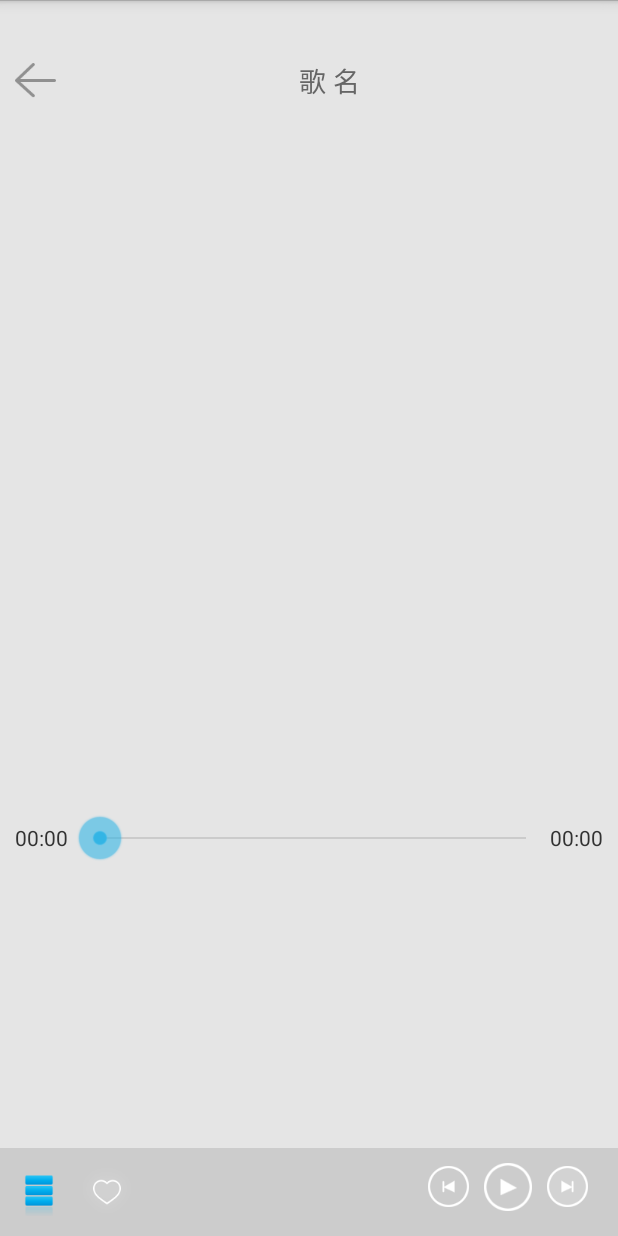
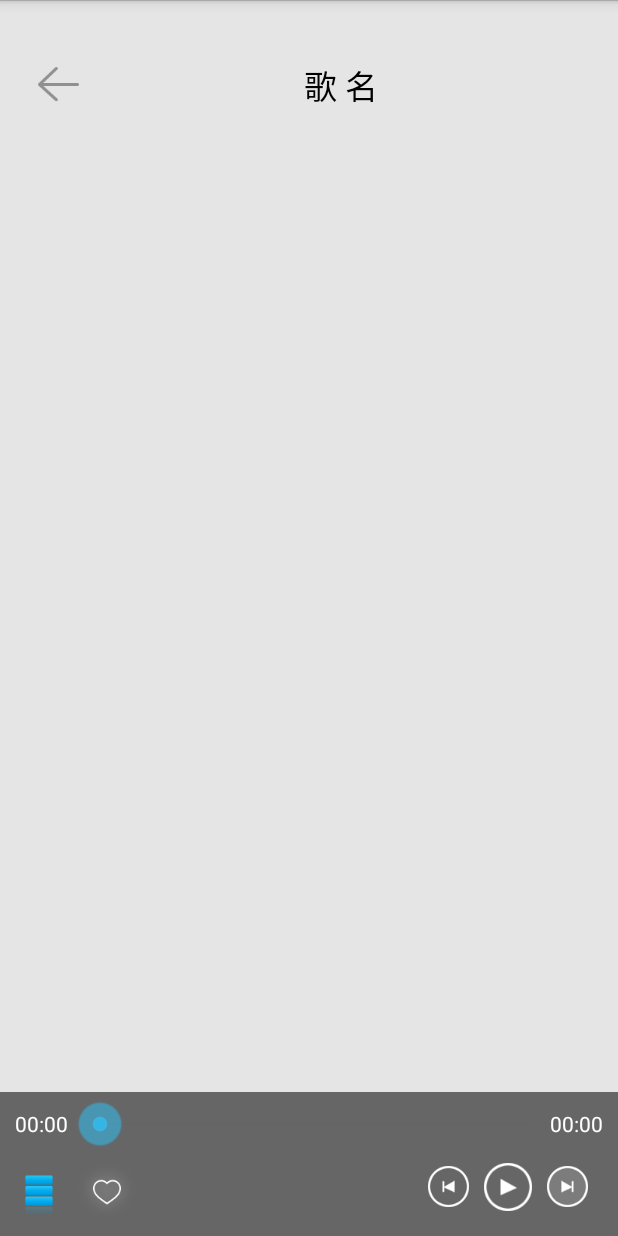
Before and after one commit to lxwjq/MiniMusic, an Android app: the MusicPlayActivity screen opened directly, with no data from a screen before it, on a phone screen of 412 x 824 dp. Run offline under Robolectric (Android 15) with nearby library versions, the phone set to English and light mode, and no system bars; 3 statements that could not run were skipped.

Commit message:
2017.3.14

```diff
--- a/app/src/main/java/com/lx/minimusic/base/BaseActivity.java
+++ b/app/src/main/java/com/lx/minimusic/base/BaseActivity.java
@@ -8,6 +8,7 @@ import android.os.Bundle;
 import android.os.IBinder;
 import android.support.annotation.Nullable;
 import android.support.v4.app.FragmentActivity;
+import android.util.Log;
 
 import com.lx.minimusic.service.PlayService;
 
@@ -17,6 +18,7 @@ import com.lx.minimusic.service.PlayService;
 
 public abstract class BaseActivity extends FragmentActivity {
 
+    private static final String TAG = "BaseActivity";
     public PlayService mPlayService;
     private boolean isBound = false;
 
@@ -61,6 +63,7 @@ public abstract class BaseActivity extends FragmentActivity {
     };
 
     public void bindPlayService() {
+        Log.e(TAG, "bindPlayService");
         if (!isBound) {
             Intent intent = new Intent(this, PlayService.class);
             bindService(intent, conn, Context.BIND_AUTO_CREATE);
--- a/app/src/main/java/com/lx/minimusic/utils/MediaUtils.java
+++ b/app/src/main/java/com/lx/minimusic/utils/MediaUtils.java
@@ -1,5 +1,6 @@
 package com.lx.minimusic.utils;
 
+import android.content.ContentResolver;
 import android.content.ContentUris;
 import android.content.Context;
 import android.database.Cursor;
@@ -30,7 +31,8 @@ public class MediaUtils {
     public static List<Mp3Info> getMusicData(Context context) {
         List<Mp3Info> list = new ArrayList<Mp3Info>();
         // 媒体库查询语句（写一个工具类MusicUtils）
-        Cursor cursor = context.getContentResolver().query(MediaStore.Audio.Media.EXTERNAL_CONTENT_URI, null, null,
+        ContentResolver contentResolver = context.getContentResolver();
+        Cursor cursor = contentResolver.query(MediaStore.Audio.Media.EXTERNAL_CONTENT_URI, null, null,
                 null, MediaStore.Audio.AudioColumns.IS_MUSIC);
         if (cursor != null) {
             while (cursor.moveToNext()) {
--- a/app/src/main/java/com/lx/minimusic/utils/SearchMusicUtils.java
+++ b/app/src/main/java/com/lx/minimusic/utils/SearchMusicUtils.java
@@ -100,7 +100,6 @@ public class SearchMusicUtils {
                     timeout(60 * 1000).get();
 
             Elements songTitle = doc.select("div.song-item.clearfix");
-            System.out.println("songTitle:" + songTitle.size());
 
             Elements songInfos;
             ArrayList<SeachResult> seachResults = new ArrayList<SeachResult>();
@@ -109,8 +108,6 @@ public class SearchMusicUtils {
             for (int i = 0; i < songTitle.size(); i++) {
                 Element song;
                 song = songTitle.get(i);
-                System.out.println(i);
-                System.out.println("song:" + song);
                 songInfos = song.getElementsByTag("a");
                 SeachResult seachResult = new SeachResult();
 
@@ -143,7 +140,6 @@ public class SearchMusicUtils {
                 }
 
                 seachResults.add(seachResult);
-                System.out.println(seachResults);
 
             }
             return seachResults;
--- a/app/src/main/res/layout/activity_music_play.xml
+++ b/app/src/main/res/layout/activity_music_play.xml
@@ -13,13 +13,6 @@
         android:layout_height="0dp"
         android:layout_weight="1">
 
-        <ImageView
-            android:id="@+id/ic_play_icon"
-            android:layout_width="300dp"
-            android:layout_height="300dp"
-            android:layout_centerInParent="true"
-            />
-
         <LinearLayout
             android:layout_width="match_parent"
             android:layout_height="wrap_content"
@@ -32,6 +25,7 @@
                 android:id="@+id/iv_back_home"
                 android:layout_width="wrap_content"
                 android:layout_height="wrap_content"
+                android:layout_marginLeft="15dp"
                 android:src="@mipmap/a1n"/>
 
             <TextView
@@ -41,45 +35,21 @@
                 android:layout_weight="1"
                 android:gravity="center"
                 android:text="歌 名"
-                android:textColor="#666666"
-                android:textSize="18sp"/>
+                android:textColor="#000"
+                android:textSize="22sp"/>
 
 
         </LinearLayout>
 
-        <LinearLayout
-            android:layout_width="match_parent"
-            android:layout_height="wrap_content"
-            android:layout_below="@+id/ic_play_icon"
-            android:layout_marginBottom="20dp"
-            android:layout_marginTop="10dp"
-            android:orientation="horizontal">
+        <ImageView
+            android:id="@+id/ic_play_icon"
+            android:layout_width="350dp"
+            android:layout_height="350dp"
+            android:layout_alignParentBottom="true"
+            android:layout_centerHorizontal="true"
+            android:layout_marginBottom="60dp"
+            />
 
-            <TextView
-                android:id="@+id/tv_start_time"
-                android:layout_width="wrap_content"
-                android:layout_height="wrap_content"
-                android:layout_gravity="center"
-                android:layout_marginLeft="10dp"
-                android:text="00:00"/>
-
-            <SeekBar
-                android:id="@+id/sb_play"
-                android:layout_width="0dp"
-                android:layout_height="wrap_content"
-                android:layout_marginLeft="5dp"
-                android:layout_weight="1"
-                android:indeterminate="false"/>
-
-
-            <TextView
-                android:id="@+id/tv_end_time"
-                android:layout_width="wrap_content"
-                android:layout_height="wrap_content"
-                android:layout_gravity="center"
-                android:layout_marginRight="10dp"
-                android:text="00:00"/>
-        </LinearLayout>
 
     </RelativeLayout>
 
@@ -97,13 +67,49 @@
 
     </RelativeLayout>
 
+    <LinearLayout
+        android:layout_width="match_parent"
+        android:layout_height="wrap_content"
+        android:layout_below="@+id/ic_play_icon"
+        android:background="#666666"
+        android:orientation="horizontal"
+        android:paddingTop="5dp">
+
+        <TextView
+            android:id="@+id/tv_start_time"
+            android:layout_width="wrap_content"
+            android:layout_height="wrap_content"
+            android:layout_gravity="center"
+            android:layout_marginLeft="10dp"
+            android:text="00:00"
+            android:textColor="#fff"/>
+
+        <SeekBar
+            android:id="@+id/sb_play"
+            android:layout_width="0dp"
+            android:layout_height="wrap_content"
+            android:layout_marginLeft="5dp"
+            android:layout_weight="1"
+            android:indeterminate="false"/>
+
+
+        <TextView
+            android:id="@+id/tv_end_time"
+            android:layout_width="wrap_content"
+            android:layout_height="wrap_content"
+            android:layout_gravity="center"
+            android:layout_marginRight="10dp"
+            android:text="00:00"
+            android:textColor="#fff"/>
+    </LinearLayout>
+
     <RelativeLayout
         android:id="@+id/rl_control"
         android:layout_width="match_parent"
         android:layout_height="wrap_content"
         android:layout_alignParentBottom="true"
         android:layout_alignParentStart="true"
-        android:background="#ccc"
+        android:background="#666666"
         android:gravity="center_vertical"
         android:padding="10dp">
 
--- a/app/src/main/res/menu/main.xml
+++ b/app/src/main/res/menu/main.xml
@@ -8,5 +8,9 @@
         android:id="@+id/often"
         android:icon="@drawable/ic_action_user"
         android:title="最近播放"/>
+    <item
+        android:id="@+id/exit"
+        android:icon="@drawable/ic_action_user"
+        android:title="退出"/>
 
 </menu>
```
Also changed, not shown: app/src/main/java/com/lx/minimusic/MainActivity.java (+12 -7 lines), app/src/main/java/com/lx/minimusic/MusicPlayActivity.java (+93 -11 lines), app/src/main/java/com/lx/minimusic/fragment/MyMusicFragment.java (+12 -3 lines), app/src/main/java/com/lx/minimusic/utils/DownLoadUtils.java (+4 -8 lines), app/src/main/res/layout-land/fragment_quick_contact.xml (deleted, +0 -57 lines), app/src/main/res/layout/fragment_quick_contact.xml (deleted, +0 -44 lines), app/src/main/res/layout/my_music_list_layout.xml (+5 -2 lines), 3 other files.
